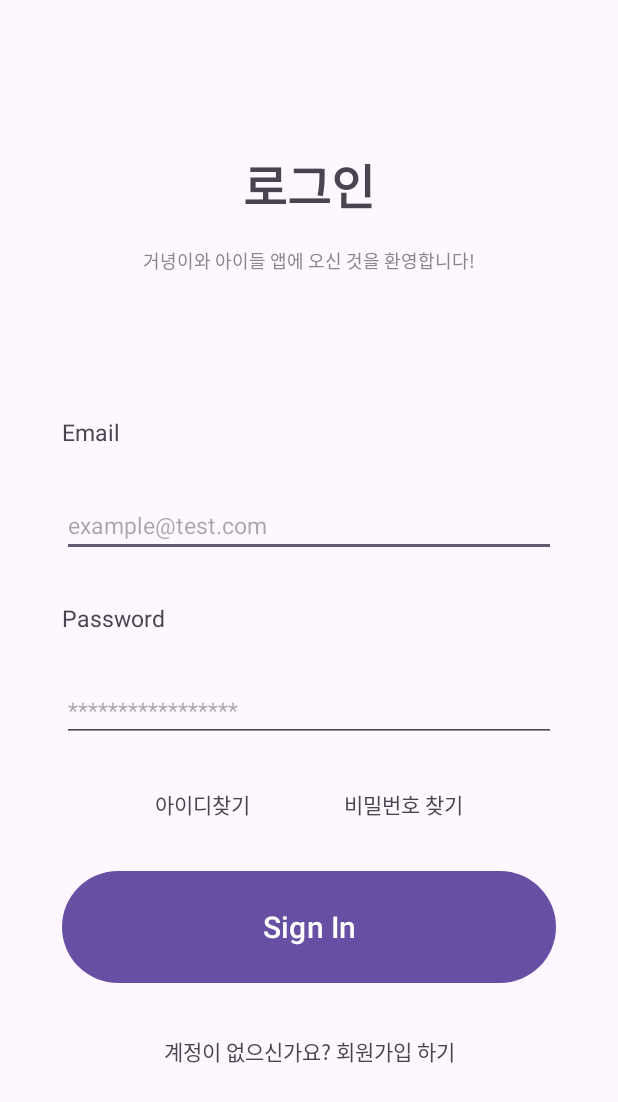
After one commit to gun-s-kids/gun-s-kids-AOS, an Android app: the LoginActivity screen opened directly, with no data from a screen before it, on a phone screen of 412 x 824 dp. The commit adds this screen. Shown: the top 1102 px of the screen. Run offline under Robolectric (Android 15) with nearby library versions, the phone set to English and light mode, and no system bars.

Commit message:
design : login 디자인 추가

```diff
--- a/presentation/src/main/AndroidManifest.xml
+++ b/presentation/src/main/AndroidManifest.xml
@@ -1,6 +1,6 @@
 <?xml version="1.0" encoding="utf-8"?>
 <manifest xmlns:android="http://schemas.android.com/apk/res/android"
-    xmlns:tools="http://schemas.android.com/tools">
+    xmlns:tools="http://schemas.android.com/tools" >
 
     <application
         android:allowBackup="true"
@@ -11,13 +11,16 @@
         android:roundIcon="@mipmap/ic_launcher_round"
         android:supportsRtl="true"
         android:theme="@style/Theme.Club"
-        tools:targetApi="31">
+        tools:targetApi="31" >
+        <activity
+            android:name=".view.login.LoginActivity"
+            android:exported="false" />
         <activity
             android:name=".base.BaseActivity"
             android:exported="false" />
         <activity
-            android:name=".view.MainActivity"
-            android:exported="true">
+            android:name=".view.main.MainActivity"
+            android:exported="true" >
             <intent-filter>
                 <action android:name="android.intent.action.MAIN" />
 
--- /dev/null
+++ b/presentation/src/main/java/com/ehyundai/project/club/view/login/LoginActivity.kt
@@ -0,0 +1,17 @@
+package com.ehyundai.project.club.view.login
+
+import android.os.Bundle
+import com.ehyundai.project.club.base.BaseActivity
+import com.ehyundai.project.club.databinding.ActivityLoginBinding
+
+class LoginActivity : BaseActivity<ActivityLoginBinding, LoginViewModel>({ ActivityLoginBinding.inflate(it)}) {
+    override val TAG : String = "LoginActivity"
+    override val viewModel: LoginViewModel
+        get() {
+            TODO()
+        }
+
+    override fun onCreate(savedInstanceState: Bundle?) {
+        super.onCreate(savedInstanceState)
+    }
+}
--- /dev/null
+++ b/presentation/src/main/java/com/ehyundai/project/club/view/login/LoginViewModel.kt
@@ -0,0 +1,6 @@
+package com.ehyundai.project.club.view.login
+
+import com.ehyundai.project.club.base.BaseViewModel
+
+class LoginViewModel : BaseViewModel() {
+}
--- a/presentation/src/main/java/com/ehyundai/project/club/view/MainActivity.kt
+++ b/presentation/src/main/java/com/ehyundai/project/club/view/main/MainActivity.kt
@@ -1,9 +1,10 @@
-package com.ehyundai.project.club.view
+package com.ehyundai.project.club.view.main
 
+import android.content.Intent
 import android.os.Bundle
-import com.ehyundai.project.club.R
 import com.ehyundai.project.club.base.BaseActivity
 import com.ehyundai.project.club.databinding.ActivityMainBinding
+import com.ehyundai.project.club.view.login.LoginActivity
 
 class MainActivity : BaseActivity<ActivityMainBinding, MainViewModel>({ ActivityMainBinding.inflate(it)}) {
     override val TAG : String = "MainActivity"
@@ -14,5 +15,12 @@ class MainActivity : BaseActivity<ActivityMainBinding, MainViewModel>({ Activity
 
     override fun onCreate(savedInstanceState: Bundle?) {
         super.onCreate(savedInstanceState)
+
+        binding.btnTest.setOnClickListener {
+            val nextIntent = Intent(this, LoginActivity::class.java)
+            startActivity(nextIntent)
+        }
     }
+
+
 }
--- a/presentation/src/main/java/com/ehyundai/project/club/view/MainViewModel.kt
+++ b/presentation/src/main/java/com/ehyundai/project/club/view/main/MainViewModel.kt
@@ -1,4 +1,4 @@
-package com.ehyundai.project.club.view
+package com.ehyundai.project.club.view.main
 
 import com.ehyundai.project.club.base.BaseViewModel
 
--- /dev/null
+++ b/presentation/src/main/res/layout/activity_login.xml
@@ -0,0 +1,171 @@
+<?xml version="1.0" encoding="utf-8"?>
+<androidx.constraintlayout.widget.ConstraintLayout xmlns:android="http://schemas.android.com/apk/res/android"
+    xmlns:app="http://schemas.android.com/apk/res-auto"
+    xmlns:tools="http://schemas.android.com/tools"
+    android:layout_width="match_parent"
+    android:layout_height="match_parent"
+    tools:context=".view.login.LoginActivity">
+
+    <TextView
+        android:id="@+id/title"
+        android:layout_width="match_parent"
+        android:layout_height="0dp"
+        android:gravity="center"
+        android:text="로그인"
+        android:textSize="32sp"
+        android:textStyle="bold"
+        app:layout_constraintHeight_percent="0.1"
+        app:layout_constraintTop_toTopOf="@id/guide_top" />
+
+    <TextView
+        android:id="@+id/sub_title"
+        android:layout_width="match_parent"
+        android:layout_height="0dp"
+        android:gravity="center_horizontal"
+        android:text="거녕이와 아이들 앱에 오신 것을 환영합니다!"
+        android:textColor="#888888"
+        android:textSize="12sp"
+        app:layout_constraintHeight_percent="0.1"
+        app:layout_constraintTop_toBottomOf="@+id/title" />
+
+
+    <androidx.constraintlayout.widget.ConstraintLayout
+        android:id="@+id/lv_input"
+        android:layout_width="0dp"
+        android:layout_height="0dp"
+        app:layout_constraintBottom_toTopOf="@id/btn_sign_in"
+        app:layout_constraintEnd_toEndOf="parent"
+        app:layout_constraintHeight_percent="0.4"
+        app:layout_constraintStart_toStartOf="parent"
+        app:layout_constraintTop_toBottomOf="@+id/sub_title"
+        app:layout_constraintWidth_percent="0.8">
+
+        <TextView
+            android:id="@+id/tv_email"
+            android:layout_width="match_parent"
+            android:layout_height="wrap_content"
+            android:text="Email"
+            android:textSize="15sp"
+            app:layout_constraintBottom_toTopOf="@id/et_email"
+            app:layout_constraintTop_toTopOf="parent" />
+
+        <EditText
+            android:id="@+id/et_email"
+            android:layout_width="match_parent"
+            android:layout_height="wrap_content"
+            android:hint="example@test.com"
+            android:textSize="15sp"
+            app:layout_constraintBottom_toTopOf="@id/tv_password"
+            app:layout_constraintTop_toBottomOf="@+id/tv_email" />
+
+        <TextView
+            android:id="@+id/tv_password"
+            android:layout_width="match_parent"
+            android:layout_height="wrap_content"
+            android:text="Password"
+            android:textSize="15sp"
+            app:layout_constraintBottom_toTopOf="@id/et_password"
+            app:layout_constraintEnd_toEndOf="parent"
+            app:layout_constraintStart_toStartOf="parent"
+            app:layout_constraintTop_toBottomOf="@+id/et_email" />
+
+        <EditText
+            android:id="@+id/et_password"
+            android:layout_width="match_parent"
+            android:layout_height="wrap_content"
+            android:hint="*****************"
+            android:textSize="15sp"
+            app:layout_constraintBottom_toTopOf="@id/lo_find"
+            app:layout_constraintTop_toBottomOf="@+id/tv_password" />
+
+        <androidx.constraintlayout.widget.ConstraintLayout
+            android:id="@+id/lo_find"
+            android:layout_width="match_parent"
+            android:layout_height="wrap_content"
+            app:layout_constraintBottom_toBottomOf="parent"
+            app:layout_constraintTop_toBottomOf="@+id/et_password">
+
+            <TextView
+                android:id="@+id/btn_find_id"
+                android:layout_width="wrap_content"
+                android:layout_height="wrap_content"
+                android:text="아이디찾기"
+                app:layout_constraintBottom_toBottomOf="parent"
+                app:layout_constraintEnd_toStartOf="@id/btn_find_pw"
+                app:layout_constraintStart_toStartOf="parent"
+                app:layout_constraintTop_toTopOf="parent" />
+
+            <TextView
+                android:id="@+id/btn_find_pw"
+                android:layout_width="wrap_content"
+                android:layout_height="wrap_content"
+                android:text="비밀번호 찾기"
+                app:layout_constraintBottom_toBottomOf="parent"
+                app:layout_constraintEnd_toEndOf="parent"
+                app:layout_constraintStart_toEndOf="@id/btn_find_id"
+                app:layout_constraintTop_toTopOf="parent" />
+
+        </androidx.constraintlayout.widget.ConstraintLayout>
+
+    </androidx.constraintlayout.widget.ConstraintLayout>
+
+    <Button
+        android:id="@+id/btn_sign_in"
+        android:layout_width="0dp"
+        android:layout_height="0dp"
+        android:gravity="center"
+        android:text="Sign In"
+        android:textSize="20dp"
+        app:layout_constraintBottom_toTopOf="@id/lo_sign_up"
+        app:layout_constraintEnd_toEndOf="parent"
+        app:layout_constraintHeight_percent="0.1"
+        app:layout_constraintStart_toStartOf="parent"
+        app:layout_constraintWidth_percent="0.8" />
+
+    <androidx.constraintlayout.widget.ConstraintLayout
+        android:id="@+id/lo_sign_up"
+        android:layout_width="wrap_content"
+        android:layout_height="0dp"
+        app:layout_constraintBottom_toBottomOf="@id/guide_bottom"
+        app:layout_constraintEnd_toEndOf="parent"
+        app:layout_constraintHeight_percent="0.1"
+        app:layout_constraintStart_toStartOf="parent">
+
+        <TextView
+            android:id="@+id/tv_sign_up"
+            android:layout_width="wrap_content"
+            android:layout_height="wrap_content"
+            android:text="계정이 없으신가요? "
+            app:layout_constraintBottom_toBottomOf="parent"
+            app:layout_constraintEnd_toStartOf="@id/btn_sign_up"
+            app:layout_constraintStart_toStartOf="parent"
+            app:layout_constraintTop_toTopOf="parent" />
+
+        <TextView
+            android:id="@+id/btn_sign_up"
+            android:layout_width="wrap_content"
+            android:layout_height="wrap_content"
+            android:text="회원가입 하기"
+            app:layout_constraintBottom_toBottomOf="parent"
+            app:layout_constraintEnd_toEndOf="parent"
+            app:layout_constraintStart_toEndOf="@id/tv_sign_up"
+            app:layout_constraintTop_toTopOf="parent" />
+
+    </androidx.constraintlayout.widget.ConstraintLayout>
+
+    <androidx.constraintlayout.widget.Guideline
+        android:id="@+id/guide_top"
+        android:layout_width="0dp"
+        android:layout_height="0dp"
+        android:orientation="horizontal"
+        app:layout_constraintGuide_percent="0.1" />
+
+    <androidx.constraintlayout.widget.Guideline
+        android:id="@+id/guide_bottom"
+        android:layout_width="0dp"
+        android:layout_height="0dp"
+        android:orientation="horizontal"
+        app:layout_constraintGuide_percent="0.9" />
+
+
+</androidx.constraintlayout.widget.ConstraintLayout>
--- a/presentation/src/main/res/layout/activity_main.xml
+++ b/presentation/src/main/res/layout/activity_main.xml
@@ -1,18 +1,15 @@
 <?xml version="1.0" encoding="utf-8"?>
-<androidx.constraintlayout.widget.ConstraintLayout
-    xmlns:android="http://schemas.android.com/apk/res/android"
+<androidx.constraintlayout.widget.ConstraintLayout xmlns:android="http://schemas.android.com/apk/res/android"
+    xmlns:app="http://schemas.android.com/apk/res-auto"
     xmlns:tools="http://schemas.android.com/tools"
-    xmlns:app="http://schemas.android.com/apk/res-auto"
     android:layout_width="match_parent"
     android:layout_height="match_parent"
-    tools:context=".view.MainActivity">
-    <TextView
-      android:layout_width="wrap_content"
-      android:layout_height="wrap_content"
-      android:text="Hello World!"
-      app:layout_constraintBottom_toBottomOf="parent"
-      app:layout_constraintStart_toStartOf="parent"
-      app:layout_constraintEnd_toEndOf="parent"
-      app:layout_constraintTop_toTopOf="parent" />
+    tools:context=".view.main.MainActivity">
 
-  </androidx.constraintlayout.widget.ConstraintLayout>
+    <Button
+        android:id="@+id/btn_test"
+        android:layout_width="match_parent"
+        android:layout_height="match_parent"
+        android:text="click me" />
+
+</androidx.constraintlayout.widget.ConstraintLayout>
```
